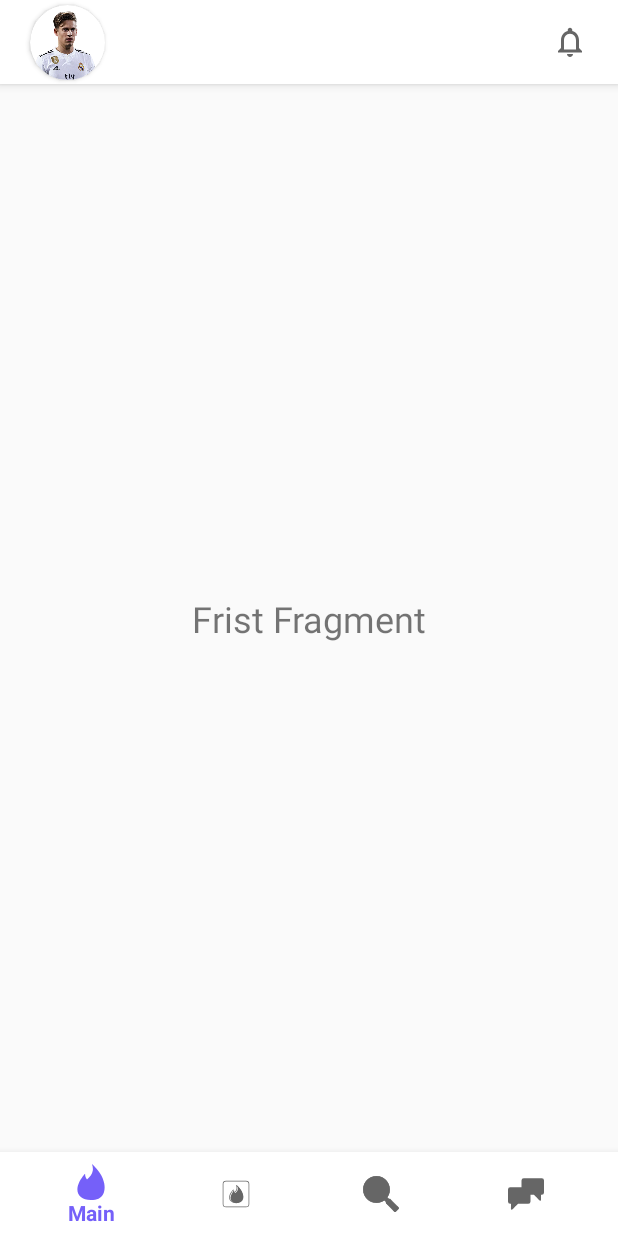
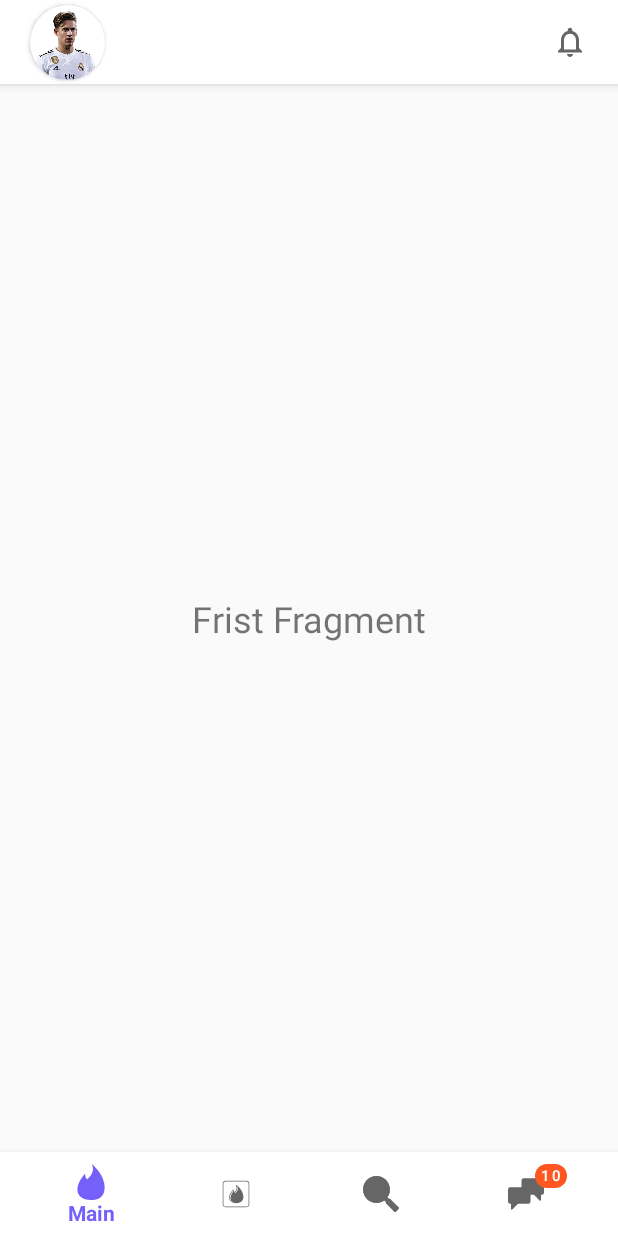
Before and after one commit to NEITGNART/TingTing, an Android app: the screen it shows after launch once a user with an empty profile is signed in (MainActivity), after a tap on "NEXT", on a phone screen of 412 x 824 dp. Run offline under Robolectric (Android 15) with nearby library versions, the phone set to English and light mode, and no system bars; our stand-ins replace CircleImageView, Firebase (no records; nobody signed in at launch, a user with empty details on screens opened directly), data binding, navigation-ui, sdp/ssp sizes.

Commit message:
Tweak Theme

```diff
--- a/app/build.gradle
+++ b/app/build.gradle
@@ -3,6 +3,7 @@ plugins {
     id 'org.jetbrains.kotlin.android'
     id 'androidx.navigation.safeargs.kotlin'
     id 'kotlin-parcelize'
+    id 'com.google.gms.google-services'
 }
 
 android {
@@ -51,6 +52,7 @@ dependencies {
     implementation 'com.makeramen:roundedimageview:2.3.0'
     implementation 'androidx.lifecycle:lifecycle-livedata-ktx:2.4.1'
     implementation 'androidx.lifecycle:lifecycle-viewmodel-ktx:2.4.1'
+    implementation 'com.google.firebase:firebase-auth:21.0.3'
     testImplementation 'junit:junit:4.13.2'
     androidTestImplementation 'androidx.test.ext:junit:1.1.3'
     androidTestImplementation 'androidx.test.espresso:espresso-core:3.4.0'
@@ -144,5 +146,7 @@ dependencies {
 
     implementation 'com.tbuonomo:dotsindicator:4.2'
 
+
     implementation "androidx.coordinatorlayout:coordinatorlayout:1.2.0"
+
 }
--- a/app/src/main/java/com/example/tingting/FirstFragment.kt
+++ b/app/src/main/java/com/example/tingting/FirstFragment.kt
@@ -5,6 +5,7 @@ import androidx.fragment.app.Fragment
 import android.view.LayoutInflater
 import android.view.View
 import android.view.ViewGroup
+import com.example.tingting.databinding.FragmentFirstBinding
 
 // TODO: Rename parameter arguments, choose names that match
 // the fragment initialization parameters, e.g. ARG_ITEM_NUMBER
@@ -17,43 +18,19 @@ private const val ARG_PARAM2 = "param2"
  * create an instance of this fragment.
  */
 class FirstFragment : Fragment() {
-    // TODO: Rename and change types of parameters
-    private var param1: String? = null
-    private var param2: String? = null
 
-    override fun onCreate(savedInstanceState: Bundle?) {
-        super.onCreate(savedInstanceState)
-        arguments?.let {
-            param1 = it.getString(ARG_PARAM1)
-            param2 = it.getString(ARG_PARAM2)
-        }
-    }
+    private lateinit var binding: FragmentFirstBinding
 
     override fun onCreateView(
         inflater: LayoutInflater, container: ViewGroup?,
         savedInstanceState: Bundle?
     ): View? {
         // Inflate the layout for this fragment
-        return inflater.inflate(R.layout.fragment_first, container, false)
+        binding = FragmentFirstBinding.inflate(layoutInflater)
+
+        // Code here !!!
+
+        return binding.root
     }
 
-    companion object {
-        /**
-         * Use this factory method to create a new instance of
-         * this fragment using the provided parameters.
-         *
-         * @param param1 Parameter 1.
-         * @param param2 Parameter 2.
-         * @return A new instance of fragment FirstFragment.
-         */
-        // TODO: Rename and change types and number of parameters
-        @JvmStatic
-        fun newInstance(param1: String, param2: String) =
-            FirstFragment().apply {
-                arguments = Bundle().apply {
-                    putString(ARG_PARAM1, param1)
-                    putString(ARG_PARAM2, param2)
-                }
-            }
-    }
 }
--- a/app/src/main/java/com/example/tingting/activity/LoginActivity.kt
+++ b/app/src/main/java/com/example/tingting/activity/LoginActivity.kt
@@ -1,22 +1,48 @@
 package com.example.tingting.activity
 
 import android.content.Intent
-import androidx.appcompat.app.AppCompatActivity
 import android.os.Bundle
 import android.view.WindowManager
-import com.example.tingting.R
+import androidx.appcompat.app.AppCompatActivity
 import com.example.tingting.databinding.LoginFragmentBinding
+import com.google.android.gms.auth.api.identity.BeginSignInRequest
+import com.google.android.gms.auth.api.signin.GoogleSignIn
+import com.google.android.gms.auth.api.signin.GoogleSignInClient
+import com.google.firebase.auth.FirebaseAuth
+import com.google.firebase.auth.ktx.auth
+import com.google.firebase.ktx.Firebase
 
 class LoginActivity : AppCompatActivity() {
 
     private lateinit var binding: LoginFragmentBinding
+
+    private lateinit var auth: FirebaseAuth
+    private lateinit var googleSignInClient: GoogleSignInClient
 
     override fun onCreate(savedInstanceState: Bundle?) {
         super.onCreate(savedInstanceState)
         binding = LoginFragmentBinding.inflate(layoutInflater)
         setContentView(binding.root)
 
-        this.getWindow().setSoftInputMode(WindowManager.LayoutParams.SOFT_INPUT_STATE_ALWAYS_HIDDEN);
+        window.setSoftInputMode(WindowManager.LayoutParams.SOFT_INPUT_STATE_ALWAYS_HIDDEN)
+
+
+//        val signInRequest = BeginSignInRequest.builder()
+//            .setGoogleIdTokenRequestOptions(
+//                BeginSignInRequest.GoogleIdTokenRequestOptions.builder()
+//                    .setSupported(true)
+//                    // Your server's client ID, not your Android client ID.
+//                    .setServerClientId(getString(com.firebase.ui.auth.R.string.default_web_client_id))
+//                    // Only show accounts previously used to sign in.
+//                    .setFilterByAuthorizedAccounts(true)
+//                    .build())
+//            .build()
+//
+////        googleSignInClient = GoogleSignIn.getClient(this, signInRequest)
+//
+//
+//        auth = Firebase.auth
+
 
         binding.btnSignIn.setOnClickListener {
             val intent = Intent(this, MainActivity::class.java)
--- a/app/src/main/java/com/example/tingting/activity/MainActivity.kt
+++ b/app/src/main/java/com/example/tingting/activity/MainActivity.kt
@@ -3,6 +3,7 @@ package com.example.tingting.activity
 import android.os.Bundle
 import androidx.appcompat.app.AppCompatActivity
 import androidx.navigation.findNavController
+import androidx.navigation.ui.setupWithNavController
 import com.example.tingting.R
 import com.example.tingting.databinding.ActivityMainBinding
 
@@ -27,12 +28,12 @@ class MainActivity : AppCompatActivity() {
 
         // Bottom navigation
         val navController = findNavController(R.id.nav_host_fragment_login)
-
-//        binding.bottomNavigationView.setupWithNavController(navController)
-//        binding.bottomNavigationView.getOrCreateBadge(R.id.chat).apply {
-//            number = 10
-//            isVisible = true
-//        }
+//
+        binding.bottomNavigationView.setupWithNavController(navController)
+        binding.bottomNavigationView.getOrCreateBadge(R.id.chat).apply {
+            number = 10
+            isVisible = true
+        }
 
 //        var list = mutableListOf<Int>()
 
--- a/app/src/main/res/layout/fragment_first.xml
+++ b/app/src/main/res/layout/fragment_first.xml
@@ -4,6 +4,7 @@
     xmlns:tools="http://schemas.android.com/tools"
     android:layout_width="match_parent"
     android:layout_height="match_parent"
+    android:id="@+id/homepage"
     tools:context=".FirstFragment">
 
 
--- a/app/src/main/res/layout/fragment_second.xml
+++ b/app/src/main/res/layout/fragment_second.xml
@@ -4,6 +4,7 @@
     xmlns:tools="http://schemas.android.com/tools"
     android:layout_width="match_parent"
     android:layout_height="match_parent"
+    android:id="@+id/wholike"
     tools:context=".SecondFragment">
 
 
--- a/app/src/main/res/layout/fragment_thrid.xml
+++ b/app/src/main/res/layout/fragment_thrid.xml
@@ -5,7 +5,6 @@
     android:layout_width="match_parent"
     android:layout_height="match_parent"
     tools:context=".ThridFragment">
-
 
     <TextView
         android:id="@+id/textView3"
--- a/app/src/main/res/layout/login_fragment.xml
+++ b/app/src/main/res/layout/login_fragment.xml
@@ -1,12 +1,12 @@
 <?xml version="1.0" encoding="utf-8"?>
 <FrameLayout xmlns:android="http://schemas.android.com/apk/res/android"
+    xmlns:app="http://schemas.android.com/apk/res-auto"
     xmlns:tools="http://schemas.android.com/tools"
     android:layout_width="match_parent"
     android:layout_height="match_parent"
     tools:context=".LoginFragment">
 
-    <ScrollView xmlns:app="http://schemas.android.com/apk/res-auto"
-        xmlns:tools="http://schemas.android.com/tools"
+    <ScrollView
         android:layout_width="match_parent"
         android:layout_height="match_parent"
         android:background="@color/da_white"
--- a/app/src/main/res/values/themes.xml
+++ b/app/src/main/res/values/themes.xml
@@ -2,7 +2,9 @@
     <!-- Base application theme. -->
 
 
-    <style name="Theme.TingTing" parent="Theme.AppCompat.Light.NoActionBar">
+
+
+    <style name="Theme.TingTing" parent="Theme.MaterialComponents.Light.NoActionBar.Bridge">
         <!-- Primary brand color. -->
         <item name="colorPrimary">@color/da_colorPrimary</item>
         <item name="colorPrimaryDark">@color/da_colorPrimaryDark</item>
@@ -10,6 +12,7 @@
         <item name="android:windowContentTransitions">true</item>
         <!-- Customize your theme here. -->
     </style>
+
 
     <style name="roundedImageViewRounded">
         <item name="cornerFamily">rounded</item>
```
Also changed, not shown: app/src/main/res/layout/activity_main.xml (+3 -4 lines).
